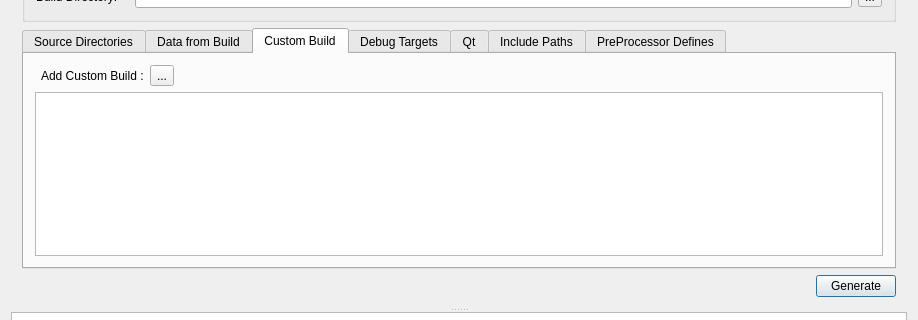
This is MainWindow/MainWindow.ui in towel42-com/vsprojmaker as Qt 5 draws it before an edit; both pictures show x 0 to 918 and y 392 to 712 of the 918 by 891 pixel window. The edited form follows.
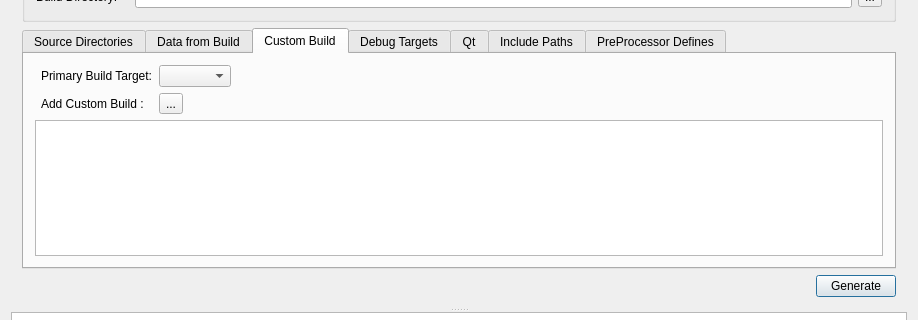
This is the edited form. The open tabs and pages were chosen to show the change. Icons and pictures are not drawn.

Commit message: Support for primary build target

Patch:
```diff
--- a/MainWindow/MainWindow.ui
+++ b/MainWindow/MainWindow.ui
@@ -241,7 +241,26 @@
            <string>Custom Build</string>
           </attribute>
           <layout class="QGridLayout" name="gridLayout_3">
-           <item row="0" column="2">
+           <item row="0" column="5">
+            <spacer name="horizontalSpacer_8">
+             <property name="orientation">
+              <enum>Qt::Horizontal</enum>
+             </property>
+             <property name="sizeHint" stdset="0">
+              <size>
+               <width>40</width>
+               <height>20</height>
+              </size>
+             </property>
+            </spacer>
+           </item>
+           <item row="2" column="0" colspan="8">
+            <widget class="QTreeView" name="customBuilds"/>
+           </item>
+           <item row="0" column="4">
+            <widget class="QComboBox" name="primaryBuildTarget"/>
+           </item>
+           <item row="1" column="4">
             <widget class="QToolButton" name="addCustomBuildBtn">
              <property name="enabled">
               <bool>true</bool>
@@ -255,28 +274,19 @@
              </property>
             </widget>
            </item>
-           <item row="0" column="1">
+           <item row="1" column="1" colspan="3">
             <widget class="QLabel" name="label_8">
              <property name="text">
               <string>Add Custom Build :</string>
              </property>
             </widget>
            </item>
-           <item row="0" column="3">
-            <spacer name="horizontalSpacer_3">
-             <property name="orientation">
-              <enum>Qt::Horizontal</enum>
+           <item row="0" column="1" colspan="3">
+            <widget class="QLabel" name="label_18">
+             <property name="text">
+              <string>Primary Build Target:</string>
              </property>
-             <property name="sizeHint" stdset="0">
-              <size>
-               <width>772</width>
-               <height>20</height>
-              </size>
-             </property>
-            </spacer>
-           </item>
-           <item row="1" column="0" colspan="4">
-            <widget class="QTreeView" name="customBuilds"/>
+            </widget>
            </item>
           </layout>
          </widget>
```
Left out of the diff: 3 changed lines with no effect on the pictures. The commit also changes 9 other files.
